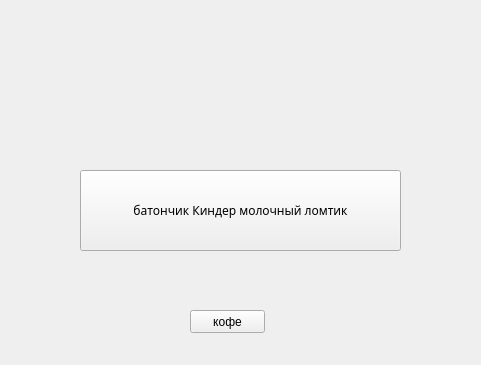
Above: ui.ui from EgorKreep88/coffee before the change; both pictures show x 190 to 671 and y 0 to 365 of the 917 by 622 pixel window. Below: the same form after it.
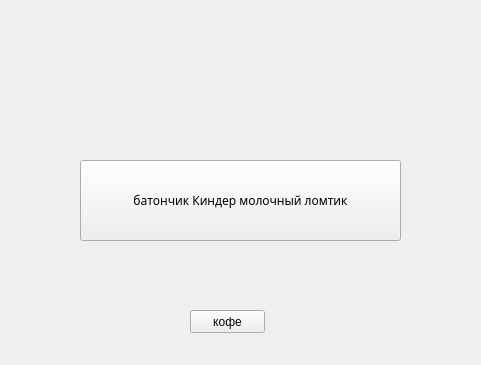
That is the form after the change.

Diff of the .ui file:
```diff
--- a/ui.ui
+++ b/ui.ui
@@ -21,7 +21,7 @@
     <property name="geometry">
      <rect>
       <x>270</x>
-      <y>170</y>
+      <y>160</y>
       <width>321</width>
       <height>81</height>
      </rect>
```
